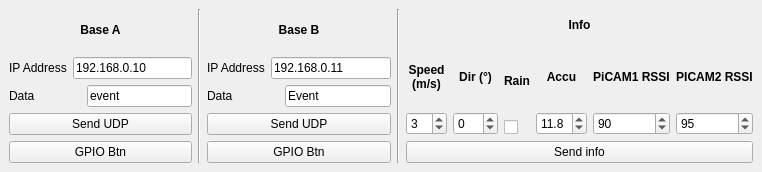
Qt form F3FChrono/gui/simulate_base.ui (jomarin38/F3FChrono) before a commit.
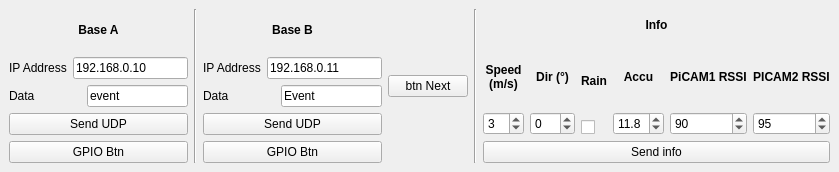
The same form after that commit.

Commit message: Adding btn_next GPIO in simulated mode fix buzzer base and buzzer next call adding buzzer base 3 times at the end of run

The edit to the form file:
```diff
--- a/F3FChrono/gui/simulate_base.ui
+++ b/F3FChrono/gui/simulate_base.ui
@@ -6,7 +6,7 @@
    <rect>
     <x>0</x>
     <y>0</y>
-    <width>762</width>
+    <width>839</width>
     <height>172</height>
    </rect>
   </property>
@@ -182,6 +182,13 @@
         </item>
        </layout>
       </item>
+      <item>
+       <widget class="QPushButton" name="btn_next">
+        <property name="text">
+         <string>btn Next</string>
+        </property>
+       </widget>
+      </item>
       <item>
        <widget class="Line" name="line_2">
         <property name="orientation">
```
The commit also changes 7 other files.
